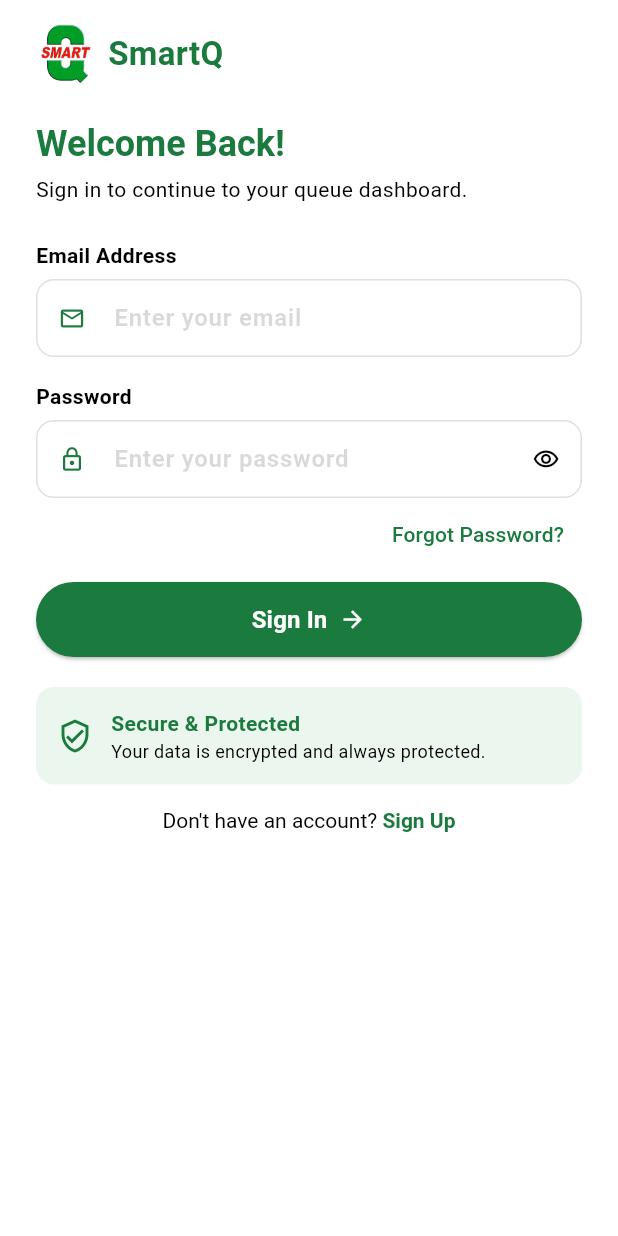
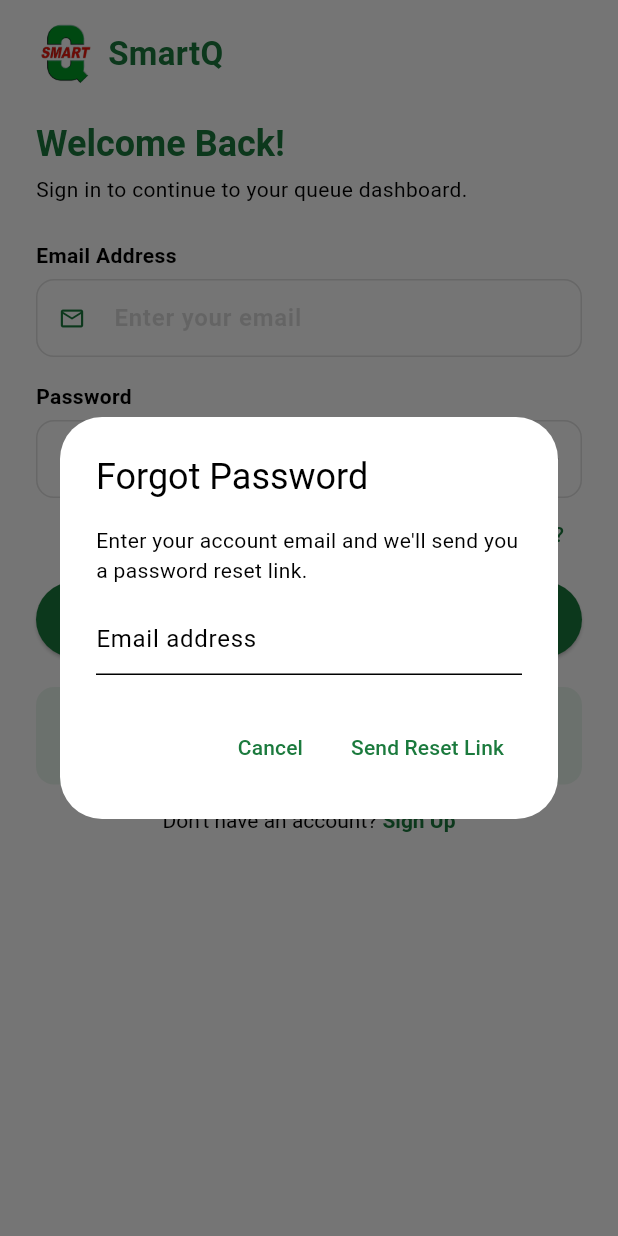
Before and after one commit to vicdlr/sq_appt_app_2, a Flutter app: the LoginPage screen opened directly, after a tap on "Forgot Password?", on a phone screen of 412 x 824 dp. Run offline on Flutter 3.47's test engine with Material 3 defaults, Android fonts, the phone set to English and light mode, and no system bars; our stand-ins replace device_info_plus, dio, dropdown_button2, firebase_core, firebase_messaging, flutter_local_notifications and 8 more; missing offline and left inert: country_state_city, flutter_inappwebview, mobile_scanner, unique_identifier; accounts and stored records are empty; network calls fail; Roboto replaces fonts that are missing (Nunito Sans).

Commit message:
Fix Forgot Password: was opening a dead URL instead of requesting a reset email
_launchURL() opened https://.../forgetPasswordPage directly in a
browser -- that path doesn't match any real server route (the actual
page is /forget-password-page, and needs email+token query params the
browser was never given), so it fell through to the server's fallback
auth middleware and showed "A token is required for authentication".

The real, working flow was already fully implemented server-side but
never called from the app: POST /forgot-password with just an email
generates a reset token, emails a real /forget-password-page link, and
that page's own form completes the reset. Replaced the dead
browser-launch with an in-app dialog that collects the email and calls
that endpoint, surfacing its success/error message via the existing
Result.handleError/Fluttertoast conventions already used elsewhere in
this screen.

```diff
--- a/lib/api/configurl.dart
+++ b/lib/api/configurl.dart
@@ -34,4 +34,5 @@ abstract class ConfigUrl {
   static String careConnectAdminBaseUrl = "https://ccadmin.smartqsys.com";
 
   static String deleteUserUrl(String userId) => "/users/$userId";
+  static String forgotPasswordUrl = "/forgot-password";
 }
--- a/lib/view/auth/SignIn.dart
+++ b/lib/view/auth/SignIn.dart
@@ -4,7 +4,6 @@ import 'package:fluttertoast/fluttertoast.dart';
 import 'package:sq_notification/api/api.dart';
 import 'package:sq_notification/api/configurl.dart';
 import 'package:sq_notification/view/auth/SignUp.dart';
-import 'package:url_launcher/url_launcher.dart';
 
 import '../../Model/UserDataModel.dart';
 import '../../SharedPrefrence/SharedPrefrence.dart';
@@ -78,13 +77,78 @@ class _LoginPageState extends State<LoginPage> {
     }
   }
 
-  void _launchURL() async {
-    final Uri url = Uri.parse('https://node-app-server.onrender.com/forgetPasswordPage');
-    if (await canLaunchUrl(url)) {
-      await launchUrl(url);
-    } else {
-      throw 'Could not launch $url';
-    }
+  // Was previously just opening a browser to a URL that doesn't match any real server route
+  // (the actual page is /forget-password-page, and it needs an email+token the browser was never
+  // given) -- landed on "A token is required for authentication" from the server's fallback auth
+  // middleware. The real flow is POST /forgot-password with just an email, which emails the user
+  // a real reset link; collect that email in-app instead.
+  void _showForgotPasswordDialog() {
+    final controller = TextEditingController(
+      text: isEmailValid(emailTextEditingController.text) ? emailTextEditingController.text : '',
+    );
+    bool sending = false;
+
+    showDialog(
+      context: context,
+      builder: (dialogContext) {
+        return StatefulBuilder(
+          builder: (dialogContext, setDialogState) {
+            return AlertDialog(
+              title: const Text("Forgot Password"),
+              content: Column(
+                mainAxisSize: MainAxisSize.min,
+                crossAxisAlignment: CrossAxisAlignment.start,
+                children: [
+                  const Text("Enter your account email and we'll send you a password reset link."),
+                  const SizedBox(height: 12),
+                  TextField(
+                    controller: controller,
+                    keyboardType: TextInputType.emailAddress,
+                    decoration: const InputDecoration(hintText: "Email address"),
+                  ),
+                ],
+              ),
+              actions: [
+                TextButton(
+                  onPressed: sending ? null : () => Navigator.of(dialogContext).pop(),
+                  child: const Text("Cancel"),
+                ),
+                TextButton(
+                  onPressed: sending
+                      ? null
+                      : () async {
+                          final email = controller.text.trim();
+                          if (!isEmailValid(email)) {
+                            await Fluttertoast.showToast(msg: "Enter a valid email address");
+                            return;
+                          }
+                          setDialogState(() => sending = true);
+                          final result = await DioApi.post(
+                            path: ConfigUrl.forgotPasswordUrl,
+                            data: {"email": email.toLowerCase()},
+                          );
+                          setDialogState(() => sending = false);
+                          if (result.response?.data is Map && result.response?.data["success"] == true) {
+                            Navigator.of(dialogContext).pop();
+                            await Fluttertoast.showToast(
+                                msg: result.response?.data["message"] ?? "Password reset link sent to your email");
+                          } else if (result.dioError != null) {
+                            result.handleError(dialogContext);
+                          } else {
+                            await Fluttertoast.showToast(msg: "Failed to send reset link. Please try again.");
+                          }
+                        },
+                  child: sending
+                      ? const SizedBox(
+                          height: 16, width: 16, child: CircularProgressIndicator(strokeWidth: 2))
+                      : const Text("Send Reset Link"),
+                ),
+              ],
+            );
+          },
+        );
+      },
+    );
   }
 
   InputBorder _fieldBorder() => OutlineInputBorder(
@@ -164,7 +228,7 @@ class _LoginPageState extends State<LoginPage> {
                     Align(
                       alignment: Alignment.centerRight,
                       child: TextButton(
-                        onPressed: _launchURL,
+                        onPressed: _showForgotPasswordDialog,
                         child: const Text("Forgot Password?", style: TextStyle(color: kSmartQGreen)),
                       ),
                     ),
```
